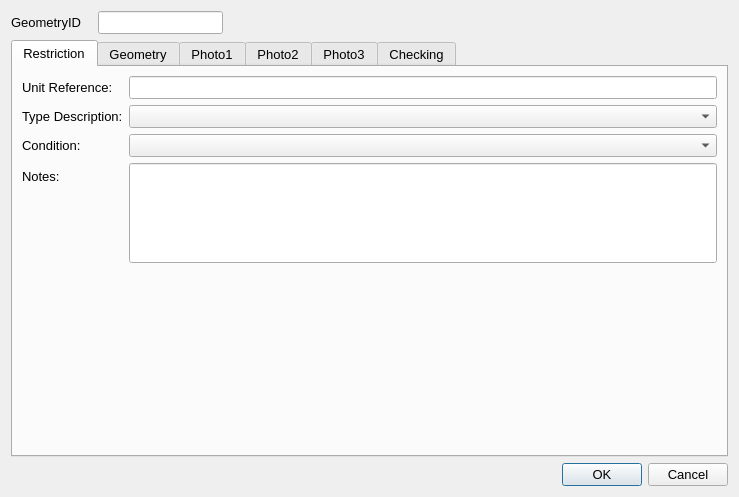
Above: ui/ISL_Electrical_Items.ui from tlh22/demandForm before the change. Below: the same form after it.
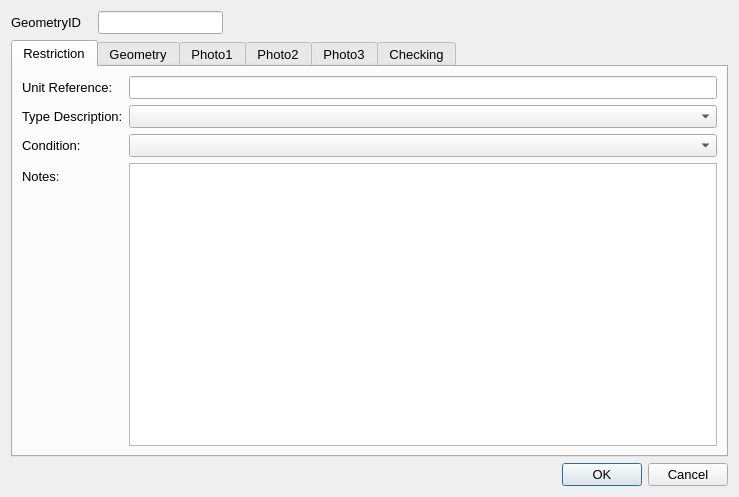
That is the form after the change. Icons and pictures are not drawn.

What changed in the file:
```diff
--- a/ui/ISL_Electrical_Items.ui
+++ b/ui/ISL_Electrical_Items.ui
@@ -135,19 +135,6 @@
          </property>
         </widget>
        </item>
-       <item row="8" column="1">
-        <widget class="QLineEdit" name="Notes">
-         <property name="minimumSize">
-          <size>
-           <width>0</width>
-           <height>100</height>
-          </size>
-         </property>
-         <property name="alignment">
-          <set>Qt::AlignLeading|Qt::AlignLeft|Qt::AlignTop</set>
-         </property>
-        </widget>
-       </item>
        <item row="3" column="1">
         <widget class="QComboBox" name="Type_Description"/>
        </item>
@@ -168,6 +155,9 @@
          </property>
         </widget>
        </item>
+       <item row="8" column="1">
+        <widget class="QTextEdit" name="Notes"/>
+       </item>
       </layout>
      </widget>
      <widget class="QWidget" name="Geometry">
```
